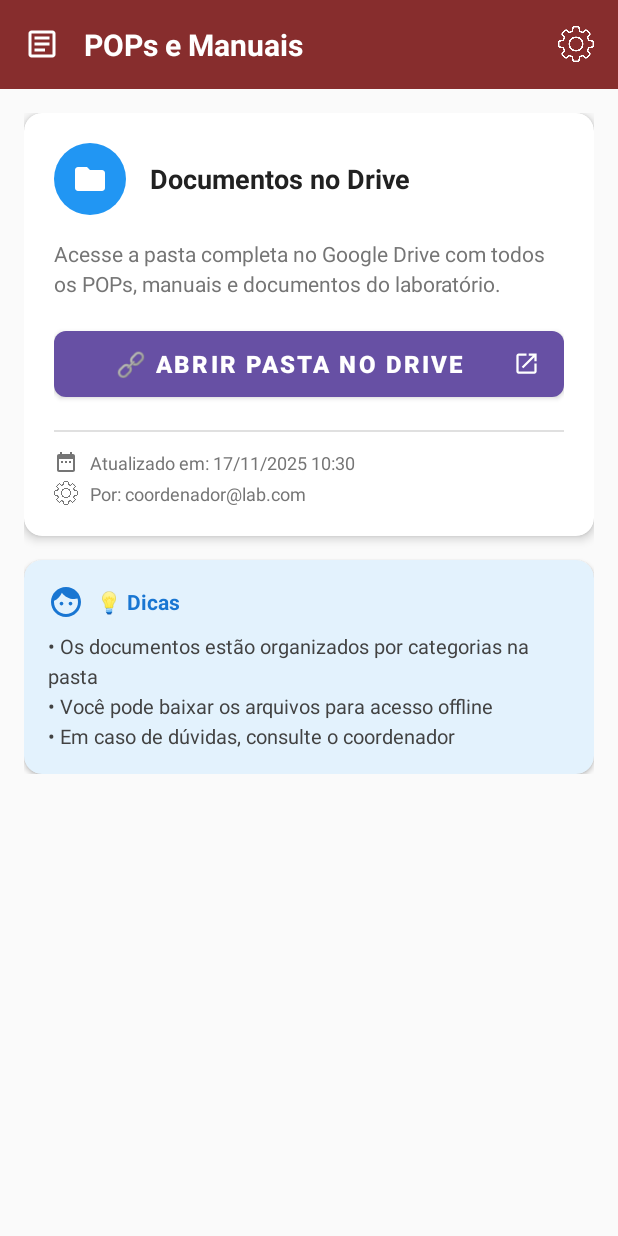
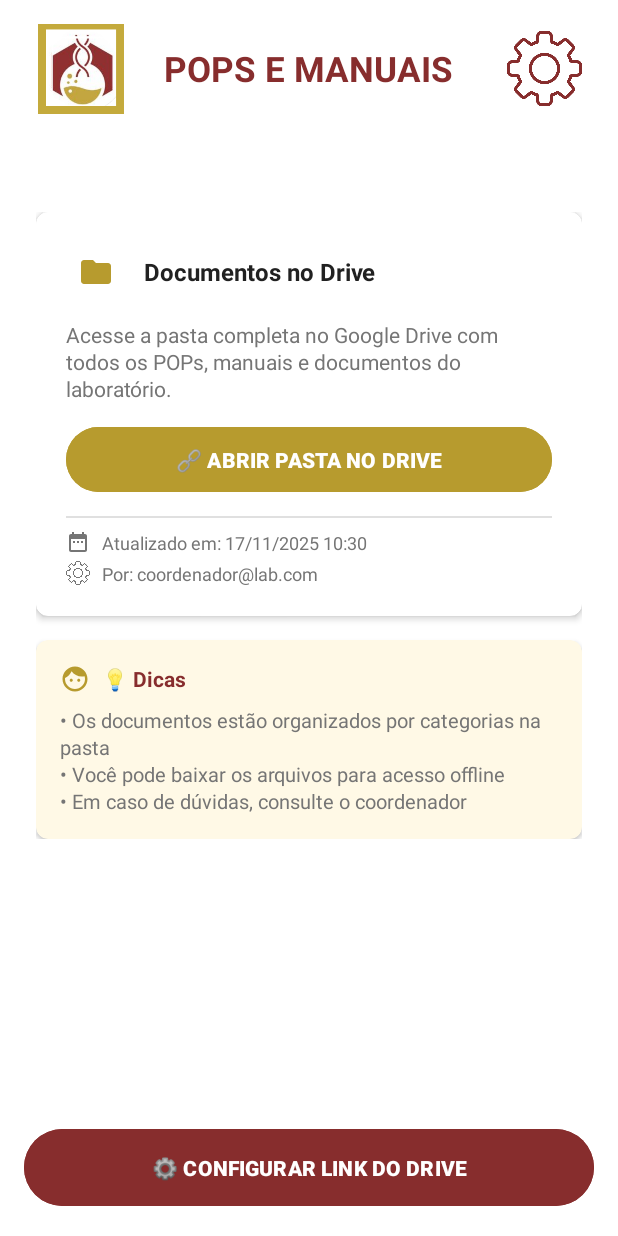
Before and after one commit to pedroohm/LaProBqi, an Android app: the DocumentosActivity screen opened directly, with no data from a screen before it, on a phone screen of 412 x 824 dp. Run offline under Robolectric (Android 15) with nearby library versions, the phone set to English and light mode, and no system bars; our stand-ins replace Firebase (no records; nobody signed in at launch, a user with empty details on screens opened directly).

Commit message:
feat: layout normalization 2

```diff
--- a/app/src/main/java/com/pedromoura/laprobqi/activities/DocumentosActivity.java
+++ b/app/src/main/java/com/pedromoura/laprobqi/activities/DocumentosActivity.java
@@ -4,13 +4,12 @@ import android.content.Intent;
 import android.net.Uri;
 import android.os.Bundle;
 import android.view.View;
+import android.widget.Button;
 import android.widget.ImageView;
 import android.widget.TextView;
 import android.widget.Toast;
 
 import androidx.appcompat.app.AppCompatActivity;
-
-import com.google.android.material.button.MaterialButton;
 import com.google.firebase.auth.FirebaseAuth;
 import com.google.firebase.auth.FirebaseUser;
 import com.pedromoura.laprobqi.R;
@@ -27,8 +26,8 @@ public class DocumentosActivity extends AppCompatActivity {
     private TextView textInstrucoes;
     private TextView textUltimaAtualizacao;
     private TextView textAtualizadoPor;
-    private MaterialButton btnAbrirPasta;
-    private ImageView btnConfigurar;
+    private Button btnAbrirPasta;
+    private Button btnConfigurar;
     private View layoutVazio;
     private ConfiguracaoDocumentos configuracaoAtual;
 
@@ -53,8 +52,12 @@ public class DocumentosActivity extends AppCompatActivity {
         btnConfigurar = findViewById(R.id.btnConfigurar);
         layoutVazio = findViewById(R.id.layoutVazio);
 
-        ImageView btnVoltar = findViewById(R.id.btnVoltar);
-        btnVoltar.setOnClickListener(v -> finish());
+        // Configurar botão de configurações no header
+        ImageView configLogo = findViewById(R.id.configLogo);
+        configLogo.setOnClickListener(v -> {
+            Intent intent = new Intent(this, SettingsActivity.class);
+            startActivity(intent);
+        });
     }
 
     private void configurarListeners() {
--- a/app/src/main/java/com/pedromoura/laprobqi/adapters/ProdutoAdapter.java
+++ b/app/src/main/java/com/pedromoura/laprobqi/adapters/ProdutoAdapter.java
@@ -14,9 +14,10 @@ import android.widget.Toast;
 import androidx.annotation.NonNull;
 import androidx.recyclerview.widget.RecyclerView;
 
-import com.pedromoura.laprobqi.BancoDadosProduto;
 import com.pedromoura.laprobqi.Produto;
 import com.pedromoura.laprobqi.R;
+import com.pedromoura.laprobqi.di.RepositoryProvider;
+import com.pedromoura.laprobqi.repository.ProdutoRepository;
 
 import java.text.DecimalFormat;
 import java.text.DecimalFormatSymbols;
@@ -27,7 +28,7 @@ public class ProdutoAdapter extends RecyclerView.Adapter<ProdutoAdapter.ProdutoV
 
     private List<Produto> produtos;
     private Context context;
-    private BancoDadosProduto banco;
+    private ProdutoRepository produtoRepository;
     private boolean isExitMode; // true = exit mode, false = entry mode
 
     // Formatador para exibir números com ponto e no máximo 3 casas decimais
@@ -45,7 +46,7 @@ public class ProdutoAdapter extends RecyclerView.Adapter<ProdutoAdapter.ProdutoV
     public ProdutoAdapter(List<Produto> produtos, Context context, boolean isExitMode) {
         this.produtos = produtos;
         this.context = context;
-        this.banco = BancoDadosProduto.getInstancia(context);
+        this.produtoRepository = RepositoryProvider.getInstance(context).getProdutoRepository();
         this.isExitMode = isExitMode;
     }
 
@@ -143,10 +144,18 @@ public class ProdutoAdapter extends RecyclerView.Adapter<ProdutoAdapter.ProdutoV
                     .setTitle("Confirmar exclusão")
                     .setMessage("Deseja realmente excluir o produto '" + produto.getNome() + "'?")
                     .setPositiveButton("Sim", (dialog, which) -> {
-                        banco.deletarProduto(produto.getId());
-                        produtos.remove(position);
-                        notifyItemRemoved(position);
-                        Toast.makeText(context, "Produto excluído: " + produto.getNome(), Toast.LENGTH_SHORT).show();
+                        produtoRepository.removerProduto(produto.getId(), new ProdutoRepository.OnCompleteListener() {
+                            @Override
+                            public void onComplete(boolean sucesso, String mensagem) {
+                                if (sucesso) {
+                                    produtos.remove(position);
+                                    notifyItemRemoved(position);
+                                    Toast.makeText(context, "Produto excluído: " + produto.getNome(), Toast.LENGTH_SHORT).show();
+                                } else {
+                                    Toast.makeText(context, "Erro ao excluir: " + mensagem, Toast.LENGTH_SHORT).show();
+                                }
+                            }
+                        });
                     })
                     .setNegativeButton("Não", null)
                     .show();
@@ -205,13 +214,25 @@ public class ProdutoAdapter extends RecyclerView.Adapter<ProdutoAdapter.ProdutoV
                         }
 
                         produto.setQuantidade(novaQuantidade);
-                        banco.atualizarProduto(produto);
-                        notifyItemChanged(getAdapterPosition());
 
-                        // Exibir mensagem com formatação (ponto como separador decimal)
-                        String mensagem = acao + " " + formatarNumero(quantidade) + " " + produto.getUnidade() +
-                                        " de " + produto.getNome() + ". Novo total: " + formatarNumero(novaQuantidade) + " " + produto.getUnidade();
-                        Toast.makeText(context, mensagem, Toast.LENGTH_LONG).show();
+                        // Atualizar no Firebase via Repository
+                        produtoRepository.atualizarProduto(produto, new ProdutoRepository.OnCompleteListener() {
+                            @Override
+                            public void onComplete(boolean sucesso, String mensagem) {
+                                if (sucesso) {
+                                    notifyItemChanged(getAdapterPosition());
+                                    // Exibir mensagem com formatação (ponto como separador decimal)
+                                    String msg = acao + " " + formatarNumero(quantidade) + " " + produto.getUnidade() +
+                                                " de " + produto.getNome() + ". Novo total: " + formatarNumero(novaQuantidade) + " " + produto.getUnidade();
+                                    Toast.makeText(context, msg, Toast.LENGTH_LONG).show();
+                                } else {
+                                    Toast.makeText(context, "Erro ao atualizar: " + mensagem, Toast.LENGTH_SHORT).show();
+                                    // Reverter mudança local em caso de erro
+                                    produto.setQuantidade(adicionar ? novaQuantidade - quantidade : novaQuantidade + quantidade);
+                                    notifyItemChanged(getAdapterPosition());
+                                }
+                            }
+                        });
 
                     } catch (NumberFormatException e) {
                         Toast.makeText(context, "Digite uma quantidade válida (use ponto para decimais, ex: 10.5)", Toast.LENGTH_SHORT).show();
--- a/app/src/main/java/com/pedromoura/laprobqi/repository/impl/ProdutoRepositoryFirestore.java
+++ b/app/src/main/java/com/pedromoura/laprobqi/repository/impl/ProdutoRepositoryFirestore.java
@@ -111,8 +111,13 @@ public class ProdutoRepositoryFirestore implements ProdutoRepository {
      */
     @Override
     public void atualizarProduto(Produto produto, OnCompleteListener listener) {
-        if (produto == null || produto.getId() <= 0) {
+        // Validações básicas
+        if (produto == null) {
             listener.onComplete(false, "Produto inválido para atualização");
+            return;
+        }
+        if (produto.getNome() == null || produto.getNome().trim().isEmpty()) {
+            listener.onComplete(false, "Nome do produto não pode estar vazio");
             return;
         }
 
--- a/app/src/main/res/layout/activity_documentos.xml
+++ b/app/src/main/res/layout/activity_documentos.xml
@@ -1,71 +1,53 @@
 <?xml version="1.0" encoding="utf-8"?>
-<androidx.constraintlayout.widget.ConstraintLayout
+<RelativeLayout
     xmlns:android="http://schemas.android.com/apk/res/android"
     xmlns:app="http://schemas.android.com/apk/res-auto"
     xmlns:tools="http://schemas.android.com/tools"
     android:layout_width="match_parent"
     android:layout_height="match_parent"
-    android:background="@color/background_light"
+    android:background="@color/white"
     tools:context=".activities.DocumentosActivity">
 
-    <!-- Header -->
-    <LinearLayout
-        android:id="@+id/header"
-        android:layout_width="match_parent"
+    <!-- Topo com logo e título -->
+    <include
+        android:id="@+id/headerToolbar"
+        layout="@layout/header_toolbar" />
+
+    <TextView
+        android:id="@+id/documentsTitle"
+        android:layout_width="wrap_content"
         android:layout_height="wrap_content"
-        android:background="@color/red_brown"
-        android:orientation="horizontal"
-        android:padding="16dp"
-        android:gravity="center_vertical"
-        app:layout_constraintTop_toTopOf="parent">
-
-        <ImageView
-            android:id="@+id/btnVoltar"
-            android:layout_width="24dp"
-            android:layout_height="24dp"
-            android:src="@drawable/ic_description"
-            android:contentDescription="Voltar"
-            app:tint="@android:color/white" />
-
-        <TextView
-            android:layout_width="0dp"
-            android:layout_height="wrap_content"
-            android:layout_weight="1"
-            android:layout_marginStart="16dp"
-            android:text="POPs e Manuais"
-            android:textColor="@android:color/white"
-            android:textSize="20sp"
-            android:textStyle="bold" />
-
-        <ImageView
-            android:id="@+id/btnConfigurar"
-            android:layout_width="24dp"
-            android:layout_height="24dp"
-            android:src="@drawable/config"
-            android:contentDescription="Configurar"
-            android:visibility="gone"
-            app:tint="@android:color/white" />
-    </LinearLayout>
+        android:text="POPS E MANUAIS"
+        android:textAllCaps="true"
+        android:textSize="23sp"
+        android:textStyle="bold"
+        android:textColor="@color/red_brown"
+        android:gravity="center"
+        android:layout_alignTop="@id/headerToolbar"
+        android:layout_alignBottom="@id/headerToolbar"
+        android:layout_centerHorizontal="true" />
 
     <ScrollView
+        android:id="@+id/scrollView"
         android:layout_width="match_parent"
-        android:layout_height="0dp"
-        app:layout_constraintTop_toBottomOf="@id/header"
-        app:layout_constraintBottom_toBottomOf="parent">
+        android:layout_height="match_parent"
+        android:layout_below="@id/headerToolbar"
+        android:layout_above="@id/btnConfigurar"
+        android:layout_marginTop="25dp">
 
         <LinearLayout
             android:layout_width="match_parent"
             android:layout_height="wrap_content"
             android:orientation="vertical"
-            android:padding="16dp">
+            android:padding="24dp">
 
-            <!-- Card Principal -->
             <androidx.cardview.widget.CardView
                 android:layout_width="match_parent"
                 android:layout_height="wrap_content"
                 android:layout_marginBottom="16dp"
-                app:cardCornerRadius="12dp"
-                app:cardElevation="4dp">
+                app:cardCornerRadius="8dp"
+                app:cardElevation="3dp"
+                app:cardBackgroundColor="@color/white">
 
                 <LinearLayout
                     android:layout_width="match_parent"
@@ -79,23 +61,22 @@
                         android:layout_height="wrap_content"
                         android:orientation="horizontal"
                         android:gravity="center_vertical"
-                        android:layout_marginBottom="16dp">
+                        android:layout_marginBottom="12dp">
 
                         <ImageView
-                            android:layout_width="48dp"
-                            android:layout_height="48dp"
+                            android:layout_width="40dp"
+                            android:layout_height="40dp"
                             android:src="@drawable/ic_folder"
-                            android:background="@drawable/circle_background_blue"
-                            android:padding="12dp"
-                            app:tint="@android:color/white" />
+                            android:padding="8dp"
+                            app:tint="@color/moustard_gold" />
 
                         <TextView
                             android:layout_width="0dp"
                             android:layout_height="wrap_content"
                             android:layout_weight="1"
-                            android:layout_marginStart="16dp"
+                            android:layout_marginStart="12dp"
                             android:text="Documentos no Drive"
-                            android:textSize="18sp"
+                            android:textSize="16sp"
                             android:textStyle="bold"
                             android:textColor="@color/text_primary" />
                     </LinearLayout>
@@ -105,31 +86,30 @@
                         android:id="@+id/textInstrucoes"
                         android:layout_width="match_parent"
                         android:layout_height="wrap_content"
-                        android:layout_marginBottom="16dp"
+                        android:layout_marginBottom="12dp"
                         android:text="Acesse a pasta completa no Google Drive com todos os POPs, manuais e documentos do laboratório."
                         android:textSize="14sp"
                         android:textColor="@color/text_secondary"
-                        android:lineSpacingExtra="4dp" />
+                        android:lineSpacingExtra="2dp" />
 
                     <!-- Botão Abrir Pasta -->
-                    <com.google.android.material.button.MaterialButton
+                    <Button
                         android:id="@+id/btnAbrirPasta"
                         android:layout_width="match_parent"
-                        android:layout_height="56dp"
+                        android:layout_height="wrap_content"
                         android:text="🔗 ABRIR PASTA NO DRIVE"
-                        android:textSize="16sp"
+                        android:textSize="14sp"
                         android:textStyle="bold"
-                        app:cornerRadius="8dp"
-                        app:icon="@drawable/ic_open_in_new"
-                        app:iconGravity="end"
-                        style="@style/Widget.MaterialComponents.Button" />
+                        android:textColor="@color/white"
+                        android:backgroundTint="@color/moustard_gold"
+                        android:padding="12dp" />
 
                     <!-- Linha divisória -->
                     <View
                         android:layout_width="match_parent"
                         android:layout_height="1dp"
-                        android:layout_marginTop="16dp"
-                        android:layout_marginBottom="12dp"
+                        android:layout_marginTop="12dp"
+                        android:layout_marginBottom="8dp"
                         android:background="#E0E0E0" />
 
                     <!-- Informações de atualização -->
@@ -184,9 +164,9 @@
             <androidx.cardview.widget.CardView
                 android:layout_width="match_parent"
                 android:layout_height="wrap_content"
-                app:cardCornerRadius="12dp"
+                app:cardCornerRadius="8dp"
                 app:cardElevation="2dp"
-                app:cardBackgroundColor="#E3F2FD">
+                app:cardBackgroundColor="#FFF9E6">
 
                 <LinearLayout
                     android:layout_width="match_parent"
@@ -202,10 +182,10 @@
                         android:layout_marginBottom="8dp">
 
                         <ImageView
-                            android:layout_width="24dp"
-                            android:layout_height="24dp"
+                            android:layout_width="20dp"
+                            android:layout_height="20dp"
                             android:src="@drawable/ic_lightbulb"
-                            app:tint="#1976D2" />
+                            app:tint="@color/moustard_gold" />
 
                         <TextView
                             android:layout_width="wrap_content"
@@ -214,7 +194,7 @@
                             android:text="💡 Dicas"
                             android:textSize="14sp"
                             android:textStyle="bold"
-                            android:textColor="#1976D2" />
+                            android:textColor="@color/red_brown" />
                     </LinearLayout>
 
                     <TextView
@@ -222,8 +202,8 @@
                         android:layout_height="wrap_content"
                         android:text="• Os documentos estão organizados por categorias na pasta\n• Você pode baixar os arquivos para acesso offline\n• Em caso de dúvidas, consulte o coordenador"
                         android:textSize="13sp"
-                        android:textColor="#424242"
-                        android:lineSpacingExtra="4dp" />
+                        android:textColor="@color/text_secondary"
+                        android:lineSpacingExtra="2dp" />
                 </LinearLayout>
             </androidx.cardview.widget.CardView>
 
@@ -267,4 +247,19 @@
         </LinearLayout>
     </ScrollView>
 
-</androidx.constraintlayout.widget.ConstraintLayout>
+    <!-- Botão de Configuração no fundo -->
+    <Button
+        android:id="@+id/btnConfigurar"
+        android:layout_width="match_parent"
+        android:layout_height="wrap_content"
+        android:layout_alignParentBottom="true"
+        android:layout_margin="16dp"
+        android:text="⚙️ CONFIGURAR LINK DO DRIVE"
+        android:textSize="14sp"
+        android:textStyle="bold"
+        android:textColor="@color/white"
+        android:backgroundTint="@color/red_brown"
+        android:padding="16dp"
+        android:visibility="gone" />
+
+</RelativeLayout>
--- a/app/src/main/res/layout/activity_historico_reservas.xml
+++ b/app/src/main/res/layout/activity_historico_reservas.xml
@@ -11,10 +11,10 @@
         android:id="@+id/toolbar"
         android:layout_width="match_parent"
         android:layout_height="?attr/actionBarSize"
-        android:background="?attr/colorPrimary"
+        android:background="@color/red_brown"
         android:elevation="4dp"
         app:title="Histórico de Reservas"
-        app:titleTextColor="@android:color/white"
+        app:titleTextColor="@android:color/white" />
         app:navigationIcon="@drawable/ic_arrow_back" />
 
     <!-- Filtros -->
--- a/app/src/main/res/values/themes.xml
+++ b/app/src/main/res/values/themes.xml
@@ -3,6 +3,8 @@
     <style name="Base.Theme.LaProBqi" parent="Theme.Material3.DayNight.NoActionBar">
         <!-- Customize your light theme here. -->
         <!-- <item name="colorPrimary">@color/my_light_primary</item> -->
+        <item name="android:statusBarColor">@android:color/transparent</item>
+        <item name="android:windowLightStatusBar">false</item>
     </style>
 
     <style name="Theme.LaProBqi" parent="Base.Theme.LaProBqi" />
```
Also changed, not shown: 1 other file.
